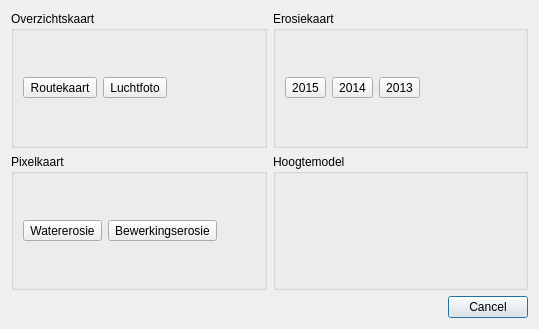
Before: the Qt Designer form ui_mapswitchdialog.ui in DOV-Vlaanderen/erosiebezwaren, drawn with Qt 5.
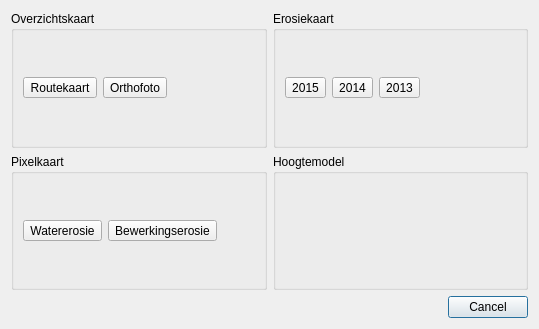
After: the same form once the commit is applied. Icons and pictures are not drawn.

What changed in the file:
```diff
--- a/ui_mapswitchdialog.ui
+++ b/ui_mapswitchdialog.ui
@@ -136,7 +136,7 @@
         <item>
          <widget class="QToolButton" name="btn_luchtfoto">
           <property name="text">
-           <string>Luchtfoto</string>
+           <string>Orthofoto</string>
           </property>
           <property name="icon">
            <iconset resource="resources.qrc">
```
Left out of the diff: 2 changed lines with no effect on the pictures.
